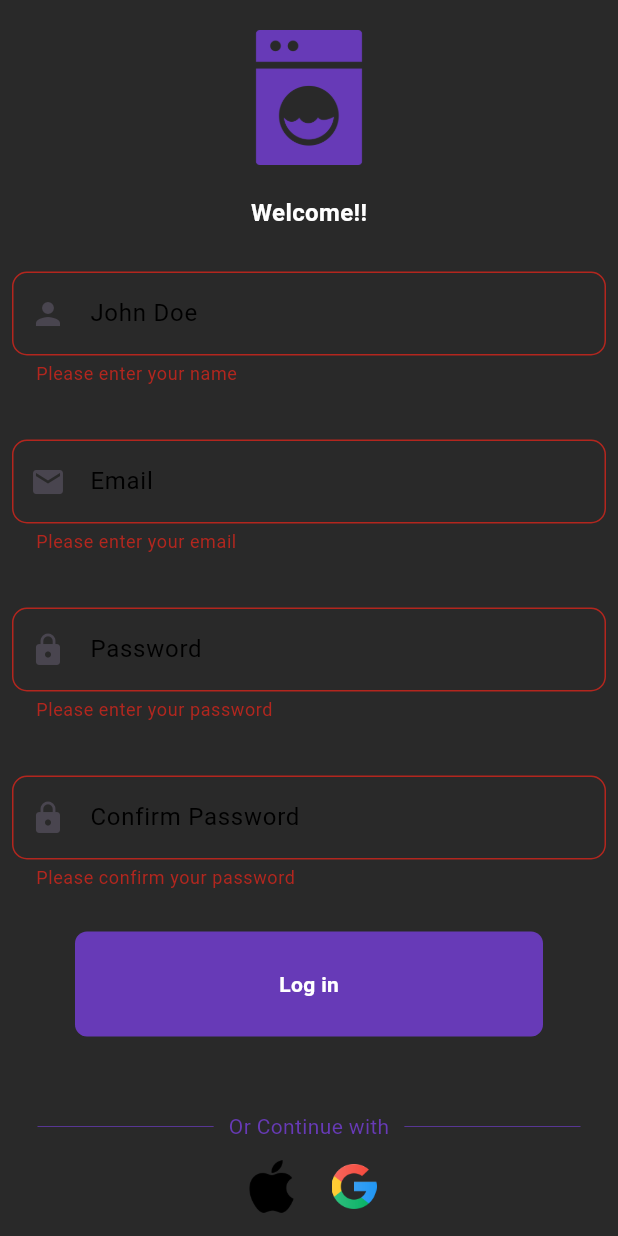
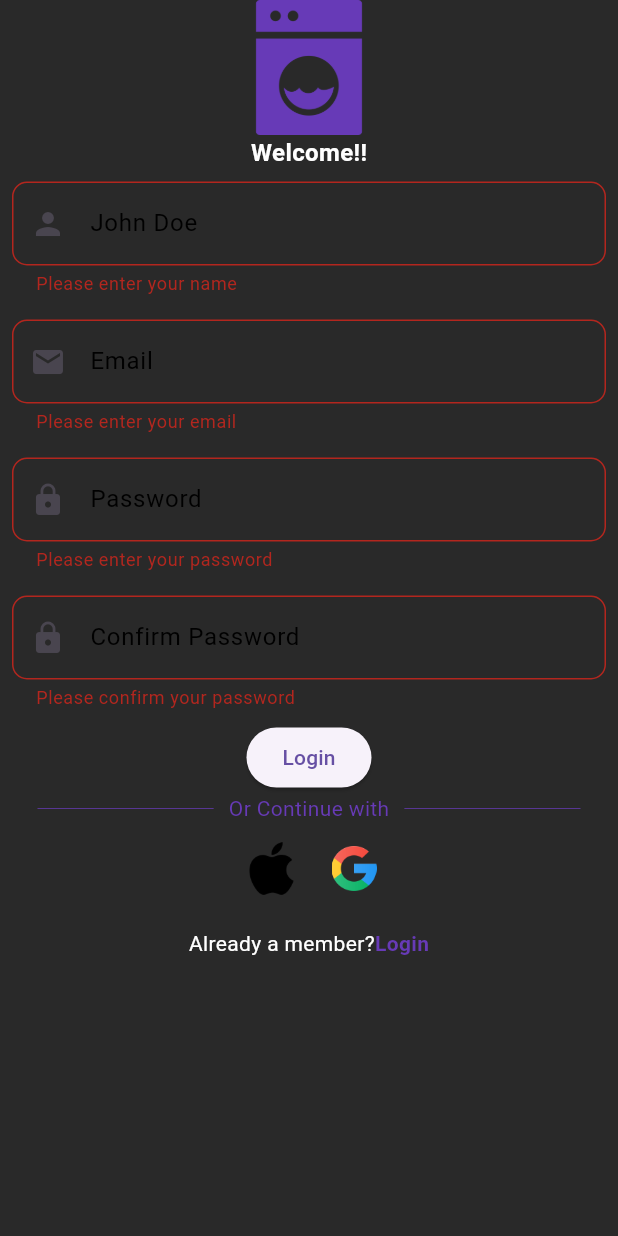
Before and after one commit to mathooko/washifyy-frontend, a Flutter app: the Sign screen opened by its route, after a tap on "Login", on a phone screen of 412 x 824 dp. Run offline on Flutter 3.47's test engine with Material 3 defaults, Android fonts, the phone set to English and light mode, and no system bars; our stand-ins replace get.

Commit message:
sign up feature

```diff
--- a/lib/views/login.dart
+++ b/lib/views/login.dart
@@ -104,14 +104,14 @@ class _LoginState extends State<Login> {
                     ],
                   ),
                 ),
-                SizedBox(height: 40),
+                SizedBox(height: 10),
                 CustomButton(
                   onTap: () {
                     navigateToHome();
                   },
                 ),
                 SizedBox(
-                  height: 50,
+                  height: 10,
                 ),
                 Padding(
                   padding: const EdgeInsets.symmetric(horizontal: 25.0),
--- a/lib/views/sign.dart
+++ b/lib/views/sign.dart
@@ -46,14 +46,14 @@ class _SignUpState extends State<Sign> {
                 mainAxisAlignment: MainAxisAlignment.center,
                 crossAxisAlignment: CrossAxisAlignment.center,
                 children: [
-                  SizedBox(height: 20),
+                  SizedBox(height: 0),
                   Image.asset(
                     'assets/logo.png',
                     height: 90,
                     color: Colors.deepPurple,
                   ),
                   SizedBox(
-                    height: 20,
+                    height: 0,
                   ),
                   Text(
                     "Welcome!!",
@@ -63,7 +63,7 @@ class _SignUpState extends State<Sign> {
                       fontWeight: FontWeight.bold,
                     ),
                   ),
-                  SizedBox(height: 20),
+                  SizedBox(height: 0),
                   CustomTextField(
                       controller: usernameController,
                       hintText: 'John Doe',
@@ -75,7 +75,7 @@ class _SignUpState extends State<Sign> {
                         }
                         return null;
                       }),
-                  SizedBox(height: 20),
+                  SizedBox(height: 0),
                   CustomTextField(
                       controller: emailController,
                       hintText: 'Email',
@@ -90,7 +90,7 @@ class _SignUpState extends State<Sign> {
                         }
                         return null;
                       }),
-                  SizedBox(height: 20),
+                  SizedBox(height: 0),
                   CustomTextField(
                       controller: passwordController,
                       hintText: 'Password',
@@ -114,7 +114,7 @@ class _SignUpState extends State<Sign> {
                         }
                         return null;
                       }),
-                  SizedBox(height: 20),
+                  SizedBox(height: 0),
                   CustomTextField(
                       controller: password2Controller,
                       hintText: 'Confirm Password',
@@ -129,13 +129,13 @@ class _SignUpState extends State<Sign> {
                         }
                         return null;
                       }),
-                  SizedBox(height: 20),
-                  CustomButton(
-                    onTap: () {
-                      _submitForm();
-                    },
-                  ),
-                  SizedBox(height: 50),
+                  SizedBox(height: 00),
+                  ElevatedButton(
+                      onPressed: () {
+                        _submitForm();
+                      },
+                      child: Text('Login')),
+                  SizedBox(height: 0),
                   Padding(
                     padding: const EdgeInsets.symmetric(horizontal: 25.0),
                     child: Row(
```
